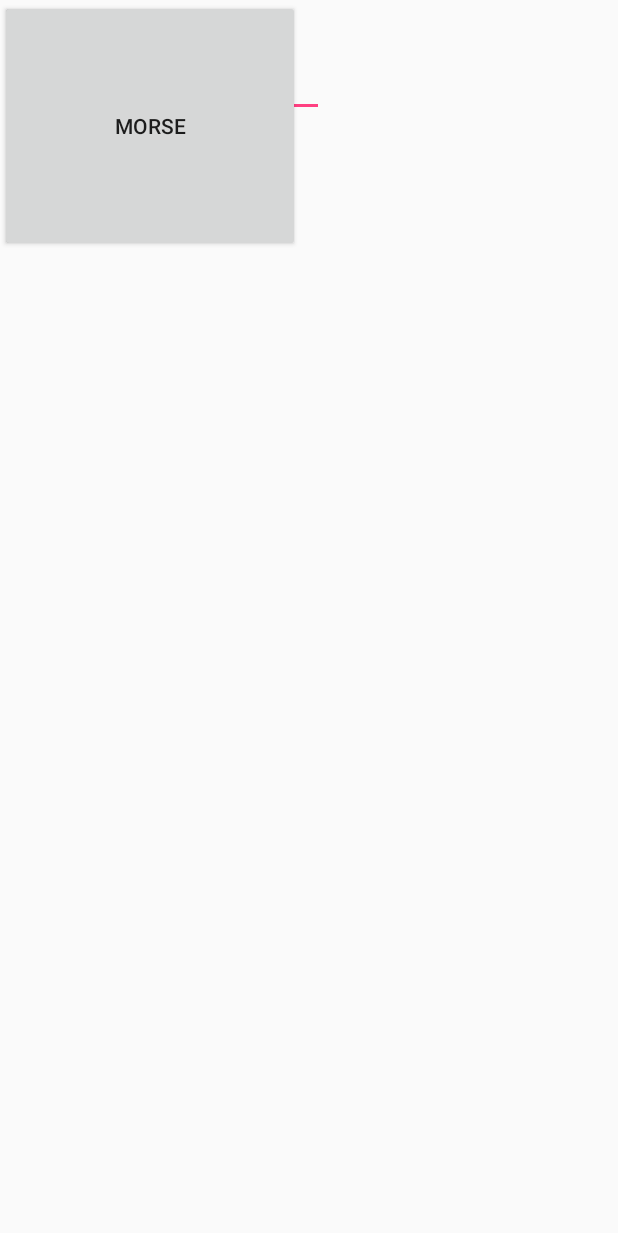
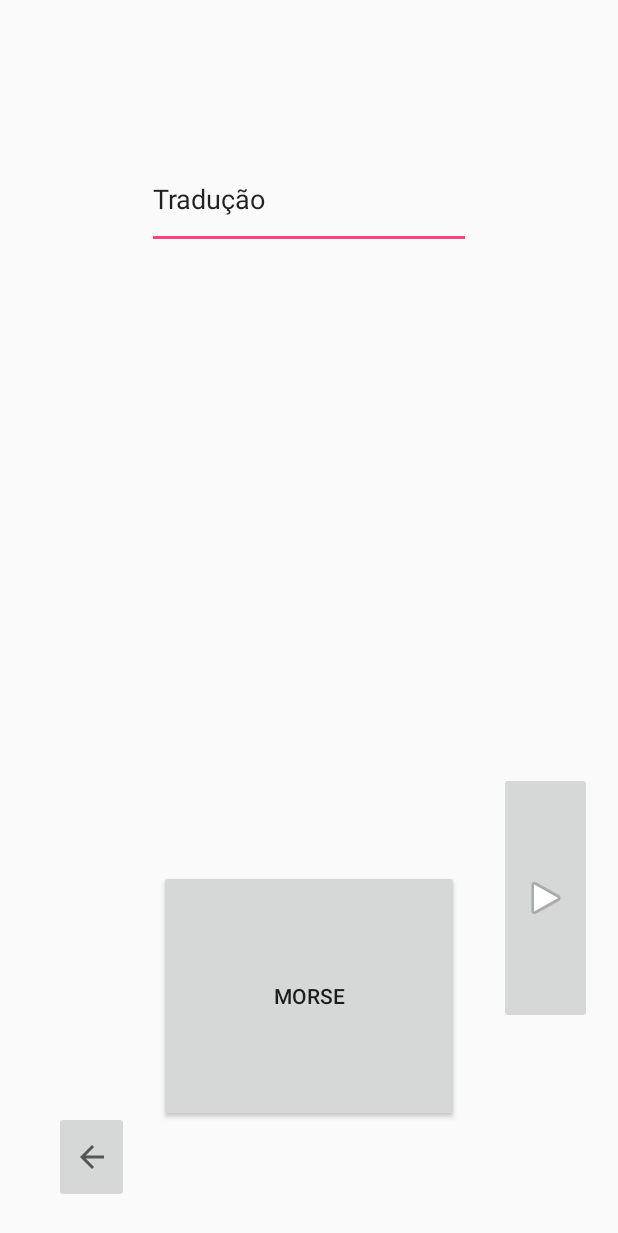
Before and after one commit to mariaeduardabicalho/Projeto3Desagil, an Android app: the layout activity_morse.xml on its own in the app's theme, with its tools: preview values and no code run, on a phone screen of 412 x 824 dp. Shown: the top 1233 px of the screen. Run offline under Robolectric (Android 15) with nearby library versions, the phone set to English and light mode, and no system bars.

Commit message:
adicionando tradutor

```diff
--- a/app/src/main/res/layout/activity_morse.xml
+++ b/app/src/main/res/layout/activity_morse.xml
@@ -10,35 +10,65 @@
         android:id="@+id/button"
         android:layout_width="200dp"
         android:layout_height="168dp"
+        android:layout_marginBottom="76dp"
+        android:layout_marginEnd="8dp"
+        android:layout_marginStart="8dp"
+        android:layout_marginTop="8dp"
         android:text="Morse"
-        tools:layout_editor_absoluteX="84dp"
-        tools:layout_editor_absoluteY="309dp" />
+        app:layout_constraintBottom_toBottomOf="parent"
+        app:layout_constraintEnd_toEndOf="parent"
+        app:layout_constraintStart_toStartOf="parent"
+        app:layout_constraintTop_toTopOf="parent"
+        app:layout_constraintVertical_bias="1.0" />
 
     <EditText
         android:id="@+id/editText"
         android:layout_width="216dp"
-        android:layout_height="78dp"
+        android:layout_height="66dp"
+        android:layout_marginBottom="8dp"
+        android:layout_marginEnd="8dp"
+        android:layout_marginStart="8dp"
+        android:layout_marginTop="100dp"
         android:ems="10"
         android:inputType="textPersonName"
         android:selectAllOnFocus="false"
         android:singleLine="true"
         android:text="Tradução"
-        tools:layout_editor_absoluteX="84dp"
-        tools:layout_editor_absoluteY="72dp" />
+        app:layout_constraintBottom_toBottomOf="parent"
+        app:layout_constraintEnd_toEndOf="parent"
+        app:layout_constraintStart_toStartOf="parent"
+        app:layout_constraintTop_toTopOf="parent"
+        app:layout_constraintVertical_bias="0.0" />
 
     <ImageButton
         android:id="@+id/imageButton"
         android:layout_width="62dp"
         android:layout_height="168dp"
-        app:srcCompat="@android:drawable/ic_media_play"
-        tools:layout_editor_absoluteX="306dp"
-        tools:layout_editor_absoluteY="309dp" />
+        android:layout_marginBottom="8dp"
+        android:layout_marginEnd="8dp"
+        android:layout_marginStart="8dp"
+        android:layout_marginTop="8dp"
+        app:layout_constraintBottom_toBottomOf="parent"
+        app:layout_constraintEnd_toEndOf="parent"
+        app:layout_constraintHorizontal_bias="0.973"
+        app:layout_constraintStart_toStartOf="parent"
+        app:layout_constraintTop_toTopOf="parent"
+        app:layout_constraintVertical_bias="0.792"
+        app:srcCompat="@android:drawable/ic_media_play" />
 
     <ImageButton
         android:id="@+id/imageButton2"
         android:layout_width="50dp"
         android:layout_height="61dp"
-        app:srcCompat="?attr/actionModeCloseDrawable"
-        tools:layout_editor_absoluteX="16dp"
-        tools:layout_editor_absoluteY="416dp" />
+        android:layout_marginBottom="8dp"
+        android:layout_marginEnd="8dp"
+        android:layout_marginStart="8dp"
+        android:layout_marginTop="8dp"
+        app:layout_constraintBottom_toBottomOf="parent"
+        app:layout_constraintEnd_toEndOf="parent"
+        app:layout_constraintHorizontal_bias="0.081"
+        app:layout_constraintStart_toStartOf="parent"
+        app:layout_constraintTop_toTopOf="parent"
+        app:layout_constraintVertical_bias="0.981"
+        app:srcCompat="?attr/actionModeCloseDrawable" />
 </android.support.constraint.ConstraintLayout>
```
Also changed, not shown: app/src/main/java/com/example/nicolasstegmann/projeto3/Translator.java (added, +252 -0 lines), app/src/main/res/layout/activity_morse1.xml (added, +17 -0 lines).
